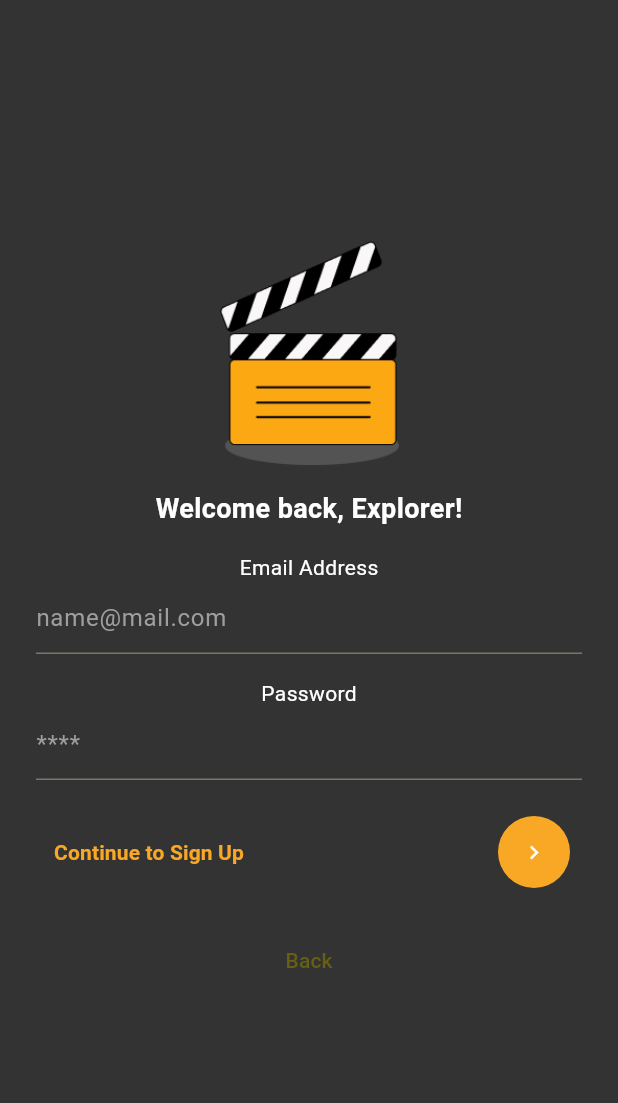
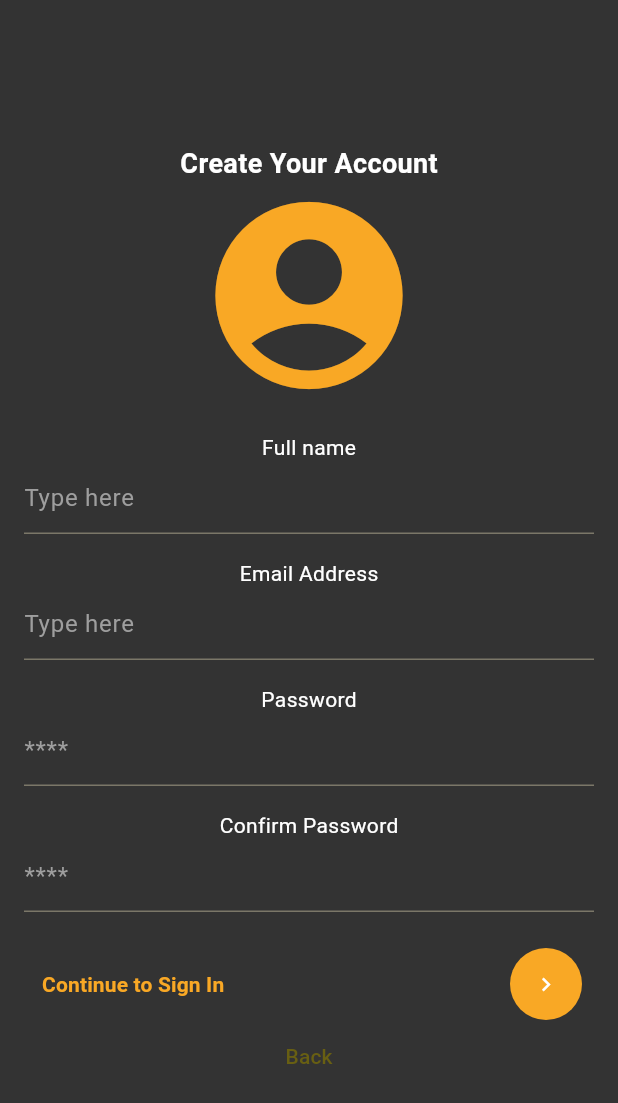
Before and after one commit to dimasgusti/Flusix, a Flutter app: the Login screen opened directly, after a tap on "Continue to Sign Up", on a phone screen of 412 x 824 dp. Shown: the top 1103 px of the screen. Run offline on Flutter 3.47's test engine with Material 2 defaults, Android fonts, the light colour scheme and no system bars; our stand-ins replace cloud_firestore, firebase_core; accounts and stored records are empty.

Commit message:
initializing firebase and register login function

```diff
--- /dev/null
+++ b/lib/screens/account/register.dart
@@ -0,0 +1,168 @@
+import 'package:cloud_firestore/cloud_firestore.dart';
+import 'package:flusix/screens/account/login.dart';
+import 'package:flutter/material.dart';
+
+class Register extends StatefulWidget {
+  const Register({super.key});
+
+  @override
+  State<Register> createState() => RegisterState();
+}
+
+class RegisterState extends State<Register> {
+  TextEditingController _fullNameController = TextEditingController();
+  TextEditingController _emailController = TextEditingController();
+  TextEditingController _passwordController = TextEditingController();
+  TextEditingController _confirmPasswordController = TextEditingController();
+
+  void _signupAccount() {
+    String fullname = _fullNameController.text.trim();
+    String email = _emailController.text.trim();
+    String password = _passwordController.text.trim();
+    String confirmPassword = _confirmPasswordController.text.trim();
+
+    if (email.isEmpty && fullname.isEmpty && password.isEmpty) {
+      _alertDialog('Error', 'Isi data diri dengan benar!');
+    } else if (password != confirmPassword) {
+      _alertDialog('Error', 'Password tidak sama');
+    } else {
+      CollectionReference user = FirebaseFirestore.instance.collection('user');
+
+      user.add({'name': fullname, 'email': email, 'password': password}).then(
+          (DocumentReference document) {
+        Navigator.push(
+            context, MaterialPageRoute(builder: (context) => Login()));
+        _alertDialog('Success', 'Berhasil membuat akun');
+      }).catchError((e) {
+        _alertDialog('Error', '$e');
+      });
+    }
+  }
+
+  void _alertDialog(String title, String content) {
+    showDialog(
+        context: context,
+        builder: ((context) {
+          return AlertDialog(
+            title: Text(title),
+            content: Text(
+              content,
+              style: TextStyle(color: Colors.black),
+            ),
+            actions: <Widget>[
+              TextButton(
+                  onPressed: () {
+                    Navigator.of(context).pop();
+                  },
+                  child: Text('OK'))
+            ],
+          );
+        }));
+  }
+
+  @override
+  Widget build(BuildContext context) {
+    return Scaffold(
+      resizeToAvoidBottomInset: false,
+      body: Center(
+        child: Padding(
+          padding: const EdgeInsets.all(16.0),
+          child: Column(
+            mainAxisAlignment: MainAxisAlignment.center,
+            children: [
+              Text(
+                'Create Your Account',
+                style: TextStyle(fontSize: 18, fontWeight: FontWeight.bold),
+              ),
+              Icon(
+                Icons.account_circle,
+                size: 150,
+                color: Colors.yellow[800],
+              ),
+              SizedBox(
+                height: 16,
+              ),
+              Text('Full name'),
+              TextFormField(
+                controller: _fullNameController,
+                decoration: InputDecoration(
+                    hintText: 'Type here',
+                    hintStyle: TextStyle(color: Colors.grey)),
+              ),
+              SizedBox(
+                height: 16,
+              ),
+              Text('Email Address'),
+              TextFormField(
+                controller: _emailController,
+                decoration: InputDecoration(
+                    hintText: 'Type here',
+                    hintStyle: TextStyle(color: Colors.grey)),
+              ),
+              SizedBox(
+                height: 16,
+              ),
+              Text('Password'),
+              TextFormField(
+                controller: _passwordController,
+                obscureText: true,
+                decoration: InputDecoration(
+                    hintText: '****', hintStyle: TextStyle(color: Colors.grey)),
+              ),
+              SizedBox(
+                height: 16,
+              ),
+              Text('Confirm Password'),
+              TextFormField(
+                controller: _confirmPasswordController,
+                obscureText: true,
+                decoration: InputDecoration(
+                    hintText: '****', hintStyle: TextStyle(color: Colors.grey)),
+              ),
+              SizedBox(
+                height: 24,
+              ),
+              Row(
+                mainAxisAlignment: MainAxisAlignment.spaceBetween,
+                children: [
+                  TextButton(
+                      onPressed: () {
+                        Navigator.pop(context);
+                      },
+                      child: Text(
+                        'Continue to Sign In',
+                        style: TextStyle(
+                            color: Colors.yellow[800],
+                            fontWeight: FontWeight.bold),
+                      )),
+                  Container(
+                    decoration: BoxDecoration(
+                        color: Colors.yellow[800], shape: BoxShape.circle),
+                    child: TextButton(
+                      onPressed: () {
+                        _signupAccount();
+                      },
+                      child: Icon(
+                        Icons.navigate_next,
+                        color: Colors.white,
+                      ),
+                    ),
+                  )
+                ],
+              ),
+              TextButton(
+                  onPressed: () {
+                    Navigator.pop(
+                      context,
+                    );
+                  },
+                  child: Text(
+                    'Back',
+                  ))
+            ],
+          ),
+        ),
+      ),
+    );
+  }
+}
--- a/lib/screens/splash/splash_screen.dart
+++ b/lib/screens/splash/splash_screen.dart
@@ -1,3 +1,4 @@
+import 'package:flusix/screens/account/login.dart';
 import 'package:flutter/material.dart';
 
 class SplashScreen extends StatelessWidget {
@@ -29,7 +30,8 @@ class SplashScreen extends StatelessWidget {
             ),
             ElevatedButton(
                 onPressed: () {
-
+                  Navigator.push(context,
+                      MaterialPageRoute(builder: (context) => Login()));
                 },
                 child: Text(
                   'Get Started',
--- a/pubspec.yaml
+++ b/pubspec.yaml
@@ -35,6 +35,8 @@ dependencies:
   # The following adds the Cupertino Icons font to your application.
   # Use with the CupertinoIcons class for iOS style icons.
   cupertino_icons: ^1.0.2
+  firebase_core: ^2.22.0
+  cloud_firestore: ^4.13.0
 
 dev_dependencies:
   flutter_test:
```
Also changed, not shown: lib/main.dart (+16 -10 lines), lib/screens/account/login.dart (renamed from lib/screens/signin/login.dart, +58 -1 lines), lib/screens/dashboard/homescreen.dart (added, +17 -0 lines), lib/firebase_options.dart (added), pubspec.lock, 14 other files.
